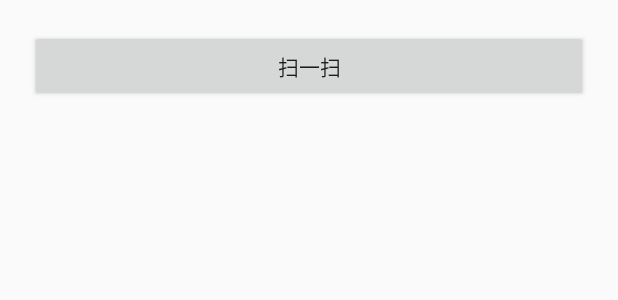
After one commit to HerculesHu/Table_Garden, an Android app: the layout activity_scan_qr.xml on its own in the app's theme, with its tools: preview values and no code run, on a phone screen of 412 x 824 dp. The commit adds this screen. Shown: the top 300 px of the screen. Run offline under Robolectric (Android 15) with nearby library versions, the phone set to English and light mode, and no system bars.

Commit message:
增加了扫码功能

```diff
--- a/TableGarden/app/build.gradle
+++ b/TableGarden/app/build.gradle
@@ -28,4 +28,7 @@ dependencies {
     compile 'org.eclipse.paho:org.eclipse.paho.client.mqttv3:1.1.0'
     compile 'com.android.support.constraint:constraint-layout:1.0.2'
     testCompile 'junit:junit:4.12'
+    compile 'cn.yipianfengye.android:zxing-library:2.1'
+    compile 'pub.devrel:easypermissions:0.2.0'
+
 }
--- /dev/null
+++ b/TableGarden/app/src/main/res/layout/activity_scan_qr.xml
@@ -0,0 +1,19 @@
+<?xml version="1.0" encoding="utf-8"?>
+<RelativeLayout xmlns:android="http://schemas.android.com/apk/res/android"
+    android:id="@+id/activity_main"
+    android:layout_width="match_parent"
+    android:layout_height="match_parent">
+
+    <Button
+        android:id="@+id/button1"
+        android:layout_width="match_parent"
+        android:layout_height="wrap_content"
+        android:text="扫一扫"
+        android:layout_marginTop="20dp"
+        android:layout_marginRight="20dp"
+        android:layout_marginLeft="20dp"
+        />
+
+
+
+</RelativeLayout>
--- a/TableGarden/app/src/main/res/values/strings.xml
+++ b/TableGarden/app/src/main/res/values/strings.xml
@@ -1,3 +1,3 @@
 <resources>
-    <string name="app_name">My Application</string>
+    <string name="app_name">桌面花园</string>
 </resources>
```
Also changed, not shown: TableGarden/app/src/main/AndroidManifest.xml (+12 -2 lines), TableGarden/app/src/main/java/com/zucc/g3/hzy/myapplication/ScanQRActivity.java (added, +169 -0 lines), TableGarden/app/src/main/res/layout/my_camera.xml (added, +14 -0 lines).
